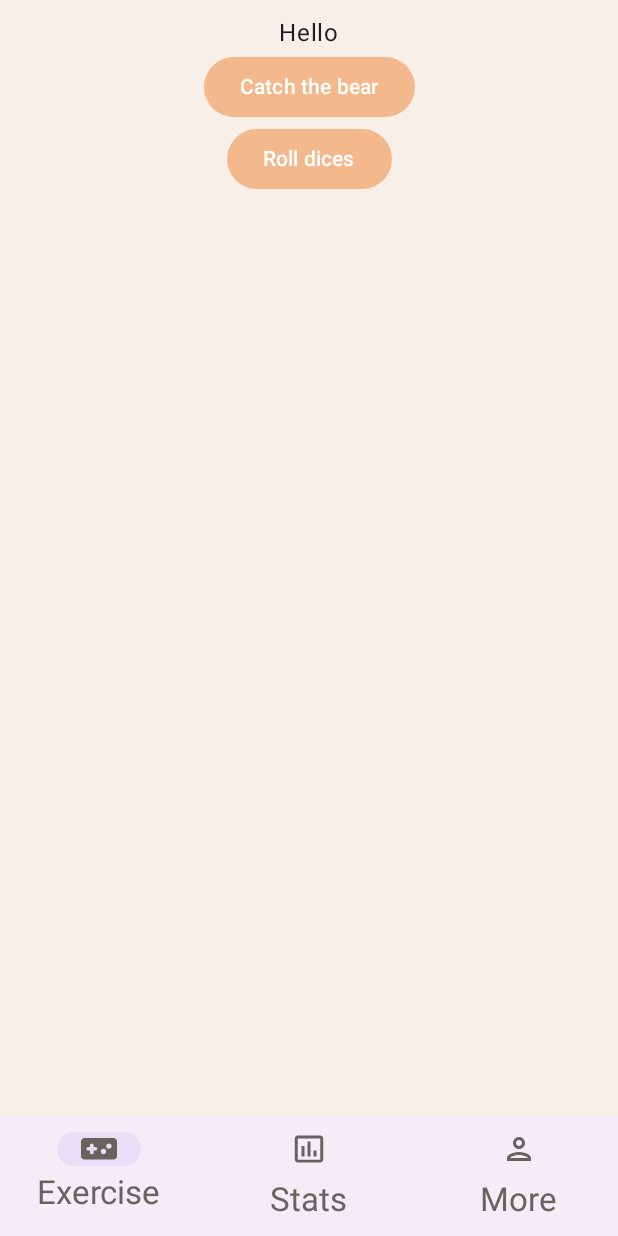
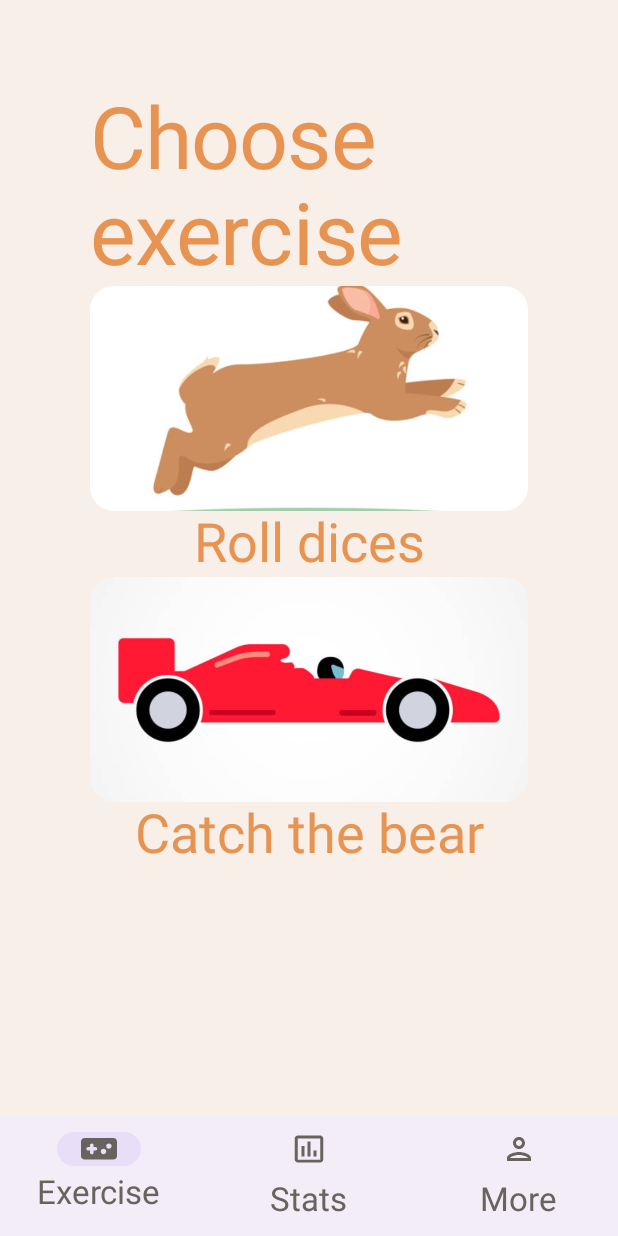
Before and after one commit to Tooclose21/AugmentedMind, an Android app built with Jetpack Compose: the ChooseGameActivity screen opened directly, with no data from a screen before it, on a phone screen of 412 x 824 dp. Run offline under Robolectric (Android 15) with nearby library versions, the phone set to English and light mode, and no system bars.

Commit message:
Choose game image buttons added

```diff
--- a/app/src/main/java/com/example/apptest4/ChooseGameActivity.kt
+++ b/app/src/main/java/com/example/apptest4/ChooseGameActivity.kt
@@ -2,6 +2,7 @@ package com.example.apptest4
 
 import android.content.Intent
 import android.os.Bundle
+import android.widget.ImageButton
 import androidx.activity.ComponentActivity
 import androidx.activity.compose.setContent
 import androidx.compose.foundation.background
@@ -28,6 +29,7 @@ import androidx.compose.runtime.setValue
 import androidx.compose.ui.Alignment
 import androidx.compose.ui.Modifier
 import androidx.compose.ui.res.painterResource
+import androidx.compose.ui.text.font.FontWeight
 import androidx.compose.ui.unit.dp
 import androidx.compose.ui.util.fastForEach
 import androidx.compose.ui.util.fastForEachIndexed
@@ -40,6 +42,7 @@ import com.example.apptest4.helpers.NavbarItem
 import com.example.apptest4.helpers.Stats
 import com.example.apptest4.ui.theme.AppTest4Theme
 import com.example.apptest4.ui.theme.DarkGrey
+import com.example.apptest4.ui.theme.Orange
 import com.example.apptest4.ui.theme.YellowHighlight
 
 class ChooseGameActivity : ComponentActivity() {
@@ -121,32 +124,35 @@ class ChooseGameActivity : ComponentActivity() {
     private fun GamesFragment() {
         Column(
             modifier = Modifier
-                .padding(10.dp)
-                .fillMaxWidth(),
+                .fillMaxWidth()
+                .padding(60.dp),
             verticalArrangement = Arrangement.Center,
             horizontalAlignment = Alignment.CenterHorizontally
         ) {
-            Text(text = "Hello")
-            Button(onClick = {
-                startActivity(
+            Text(text = "Choose exercise", style = MaterialTheme.typography.displayLarge, color = Orange,
+            )
+            ImageButton(
+                imageResId = R.drawable.zajac,
+                onClick = { startActivity(
+                        Intent(
+                            this@ChooseGameActivity,
+                            DicesChooseNumber::class.java
+                        ))
+                    }
+            )
+            Text(text = "Roll dices", style = MaterialTheme.typography.displaySmall, color = Orange,
+            )
+            ImageButton(
+                imageResId = R.drawable.wyscigowka,
+                onClick = { startActivity(
                     Intent(
                         this@ChooseGameActivity,
                         CatchTheBear::class.java
                     )
-                )
-            }) {
-                Text(text = "Catch the bear")
-            }
-            Button(onClick = {
-                startActivity(
-                    Intent(
-                        this@ChooseGameActivity,
-                        DicesChooseNumber::class.java
-                    )
-                )
-            }) {
-                Text(text = "Roll dices")
-            }
+                )}
+            )
+            Text(text = "Catch the bear", style = MaterialTheme.typography.displaySmall, color = Orange,
+            )
         }
     }
 }
--- a/app/src/main/java/com/example/apptest4/DicesChooseMode.kt
+++ b/app/src/main/java/com/example/apptest4/DicesChooseMode.kt
@@ -71,7 +71,7 @@ class DicesChooseMode : ComponentActivity() {
             }
         }
     }
-
+}
 @Composable
 fun ImageButton(imageResId: Int, onClick: () -> Unit) {
     Image(
@@ -85,4 +85,3 @@ class DicesChooseMode : ComponentActivity() {
             .clip(RoundedCornerShape(16.dp))
     )
 }
-}
```
Lines whose indentation alone changed are shown as unchanged.
